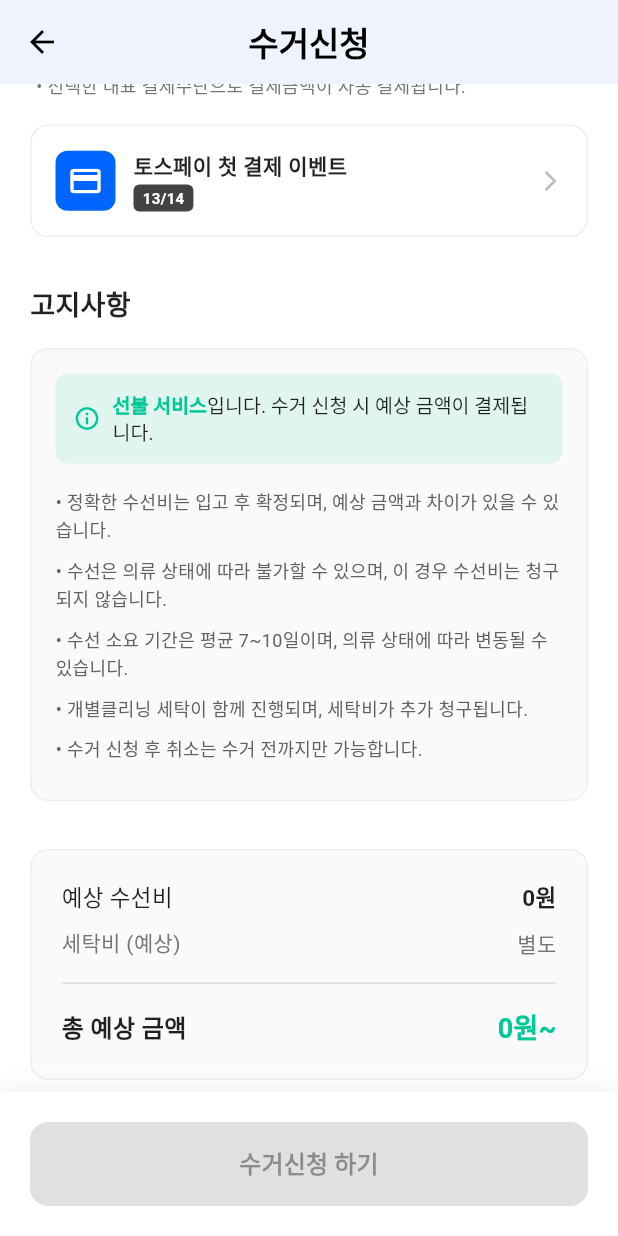
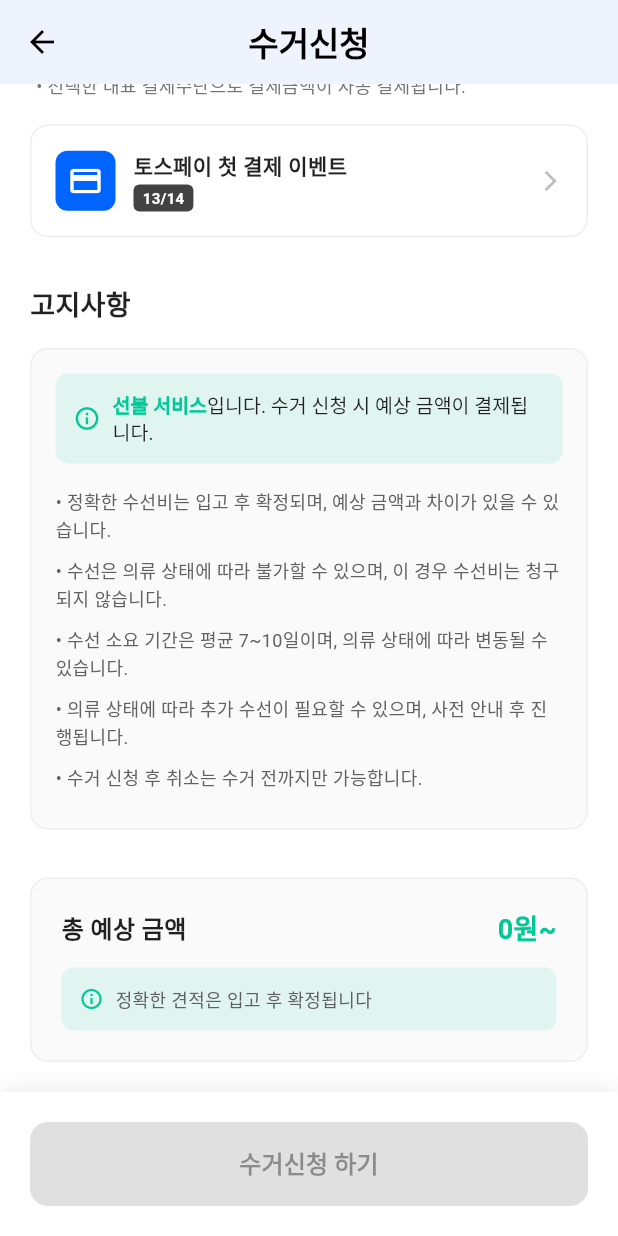
Before and after one commit to sprjihoon/modo, a Flutter app: the PickupRequestPage screen opened by its route, scrolled down 767 dp, on a phone screen of 412 x 824 dp. Run offline on Flutter 3.47's test engine with Material 3 defaults, Android fonts, the phone set to English and light mode, and no system bars; our stand-ins replace flutter_dotenv, flutter_riverpod, go_router, image_picker, supabase_flutter; accounts and stored records are empty.

Commit message:
Remove laundry-related terms and add mock image support for testing

```diff
--- a/apps/mobile/lib/features/home/presentation/pages/home_page.dart
+++ b/apps/mobile/lib/features/home/presentation/pages/home_page.dart
@@ -117,7 +117,7 @@ class _HomePageState extends ConsumerState<HomePage> {
                   ),
                   children: [
                     TextSpan(
-                      text: '세탁물을 미리 ',
+                      text: '수선의류를 미리 ',
                       style: TextStyle(
                         color: Colors.grey.shade800,
                         fontWeight: FontWeight.w500,
@@ -217,7 +217,7 @@ class _HomePageState extends ConsumerState<HomePage> {
             ),
             const TextSpan(text: '님 반가워요!\n'),
             const TextSpan(
-              text: '가장 가까운 세탁소, 런드리고입니다.',
+              text: '비대면 의류 수선 서비스입니다.',
               style: TextStyle(fontSize: 16),
             ),
           ],
--- a/apps/mobile/lib/features/orders/presentation/pages/create_order_page.dart
+++ b/apps/mobile/lib/features/orders/presentation/pages/create_order_page.dart
@@ -2,7 +2,6 @@ import 'package:flutter/material.dart';
 import 'package:flutter_riverpod/flutter_riverpod.dart';
 import 'package:go_router/go_router.dart';
 import 'package:image_picker/image_picker.dart';
-import '../../../../services/order_service.dart';
 
 /// 주문 생성 페이지
 class CreateOrderPage extends ConsumerStatefulWidget {
@@ -13,8 +12,6 @@ class CreateOrderPage extends ConsumerStatefulWidget {
 }
 
 class _CreateOrderPageState extends ConsumerState<CreateOrderPage> {
-  final _orderService = OrderService();
-
   // State
   final List<String> _imageUrls = [];
   final List<Map<String, dynamic>> _repairItems = []; // 선택한 수선 항목들
@@ -32,23 +29,26 @@ class _CreateOrderPageState extends ConsumerState<CreateOrderPage> {
     });
   }
 
-  /// 이미지 선택
+  /// 이미지 선택 (테스트용 - Mock 데이터)
   Future<void> _pickImage(ImageSource source) async {
-    try {
-      final picker = ImagePicker();
-      final image = await picker.pickImage(
-        source: source,
-        maxWidth: 1920,
-        maxHeight: 1920,
-        imageQuality: 85,
-      );
-
-      if (image == null) return;
-
       setState(() => _isLoading = true);
 
-      // Supabase Storage에 업로드
-      final url = await _orderService.uploadImage(image.path);
+    try {
+      // TODO: 실제 이미지 선택 및 업로드 (Supabase Storage 설정 후)
+      // final picker = ImagePicker();
+      // final image = await picker.pickImage(source: source);
+      // final url = await _orderService.uploadImage(image.path);
+
+      // 임시 Mock 이미지 URL (테스트용)
+      final mockUrls = [
+        'https://images.unsplash.com/photo-1618354691373-d851c5c3a990?w=400',
+        'https://images.unsplash.com/photo-1620799140188-3b2a02fd9a77?w=400',
+        'https://images.unsplash.com/photo-1556821840-3a63f95609a7?w=400',
+      ];
+      final url = mockUrls[_imageUrls.length % mockUrls.length];
+
+      // 짧은 지연 (업로드 시뮬레이션)
+      await Future.delayed(const Duration(milliseconds: 500));
 
       setState(() {
         _imageUrls.add(url);
@@ -148,7 +148,7 @@ class _CreateOrderPageState extends ConsumerState<CreateOrderPage> {
                       crossAxisAlignment: CrossAxisAlignment.start,
                   children: [
                         const Text(
-                          '[필수] 수선을 신청할',
+                          '수선을 신청할',
                           style: TextStyle(
                             fontSize: 24,
                             fontWeight: FontWeight.bold,
@@ -157,21 +157,12 @@ class _CreateOrderPageState extends ConsumerState<CreateOrderPage> {
                           ),
                         ),
                         const Text(
-                          '세탁물 사진을 등록해주세요',
+                          '의류 사진을 등록해주세요',
                           style: TextStyle(
                             fontSize: 24,
                             fontWeight: FontWeight.bold,
                             color: Colors.black87,
                             height: 1.3,
-                      ),
-                    ),
-                    const SizedBox(height: 12),
-                        const Text(
-                          '개별클리닝 세탁 필수 진행',
-                          style: TextStyle(
-                            fontSize: 14,
-                            color: Color(0xFF00C896),
-                            fontWeight: FontWeight.w600,
                           ),
                         ),
                       ],
--- a/apps/mobile/lib/features/orders/presentation/pages/pickup_request_page.dart
+++ b/apps/mobile/lib/features/orders/presentation/pages/pickup_request_page.dart
@@ -557,7 +557,7 @@ class _PickupRequestPageState extends ConsumerState<PickupRequestPage> {
                             '• 수선 소요 기간은 평균 7~10일이며, 의류 상태에 따라 변동될 수 있습니다.',
                           ),
                           _buildNoticeItem(
-                            '• 개별클리닝 세탁이 함께 진행되며, 세탁비가 추가 청구됩니다.',
+                            '• 의류 상태에 따라 추가 수선이 필요할 수 있으며, 사전 안내 후 진행됩니다.',
                           ),
                           _buildNoticeItem(
                             '• 수거 신청 후 취소는 수거 전까지만 가능합니다.',
@@ -583,56 +583,6 @@ class _PickupRequestPageState extends ConsumerState<PickupRequestPage> {
                             mainAxisAlignment: MainAxisAlignment.spaceBetween,
                             children: [
                               const Text(
-                                '예상 수선비',
-                                style: TextStyle(
-                                  fontSize: 15,
-                                  color: Colors.black87,
-                                ),
-                              ),
-                              Text(
-                                '${totalPrice.toString().replaceAllMapped(
-                                  RegExp(r'(\d{1,3})(?=(\d{3})+(?!\d))'),
-                                  (Match m) => '${m[1]},',
-                                )}원',
-                                style: const TextStyle(
-                                  fontSize: 15,
-                                  fontWeight: FontWeight.bold,
-                                  color: Colors.black87,
-                                ),
-                              ),
-                            ],
-                          ),
-                          const SizedBox(height: 8),
-                          Row(
-                            mainAxisAlignment: MainAxisAlignment.spaceBetween,
-                            children: [
-                              Text(
-                                '세탁비 (예상)',
-                                style: TextStyle(
-                                  fontSize: 14,
-                                  color: Colors.grey.shade600,
-                                ),
-                              ),
-                              Text(
-                                '별도',
-                                style: TextStyle(
-                                  fontSize: 14,
-                                  color: Colors.grey.shade600,
-                                ),
-                              ),
-                            ],
-                          ),
-                          const SizedBox(height: 16),
-                          Container(
-                            width: double.infinity,
-                            height: 1,
-                            color: Colors.grey.shade300,
-                          ),
-                          const SizedBox(height: 16),
-                          Row(
-                            mainAxisAlignment: MainAxisAlignment.spaceBetween,
-                            children: [
-                              const Text(
                                 '총 예상 금액',
                                 style: TextStyle(
                                   fontSize: 16,
@@ -652,6 +602,33 @@ class _PickupRequestPageState extends ConsumerState<PickupRequestPage> {
                                 ),
                               ),
                             ],
+                          ),
+                          const SizedBox(height: 12),
+                          Container(
+                            padding: const EdgeInsets.all(12),
+                            decoration: BoxDecoration(
+                              color: const Color(0xFF00C896).withOpacity(0.1),
+                              borderRadius: BorderRadius.circular(8),
+                            ),
+                            child: Row(
+                              children: [
+                                const Icon(
+                                  Icons.info_outline,
+                                  color: Color(0xFF00C896),
+                                  size: 16,
+                                ),
+                                const SizedBox(width: 8),
+                                Expanded(
+                                  child: Text(
+                                    '정확한 견적은 입고 후 확정됩니다',
+                                    style: TextStyle(
+                                      fontSize: 12,
+                                      color: Colors.grey.shade700,
+                                    ),
+                                  ),
+                                ),
+                              ],
+                            ),
                           ),
                         ],
                       ),
--- a/apps/mobile/lib/features/orders/presentation/pages/repair_confirmation_page.dart
+++ b/apps/mobile/lib/features/orders/presentation/pages/repair_confirmation_page.dart
@@ -333,16 +333,16 @@ class _RepairConfirmationPageState extends ConsumerState<RepairConfirmationPage>
                                 ),
                                 children: [
                                   const TextSpan(
-                                    text: '수선 신청 시, 개별클리닝 세탁이 함께 진행되어 ',
+                                    text: '수선 신청 시, ',
                                   ),
                                   TextSpan(
-                                    text: '원장에 품목 차감 또는 세탁비가 발생',
+                                    text: '정확한 견적은 입고 후 확정',
                                     style: TextStyle(
                                       fontWeight: FontWeight.bold,
                                       color: Colors.red.shade700,
                                     ),
                                   ),
-                                  const TextSpan(text: '해요.'),
+                                  const TextSpan(text: '됩니다.'),
                                 ],
                               ),
                             ),
@@ -410,16 +410,16 @@ class _RepairConfirmationPageState extends ConsumerState<RepairConfirmationPage>
                               ),
                               children: [
                                 const TextSpan(
-                                  text: '수선 신청 시, 개별클리닝 세탁이 함께 진행되어 ',
+                                  text: '수선 신청 시, ',
                                 ),
                                 TextSpan(
-                                  text: '원장에 품목 차감 또는 세탁비가 발생',
+                                  text: '정확한 견적은 입고 후 확정',
                                   style: TextStyle(
                                     fontWeight: FontWeight.bold,
                                     color: Colors.red.shade700,
                                   ),
                                 ),
-                                const TextSpan(text: '해요.'),
+                                const TextSpan(text: '됩니다.'),
                               ],
                             ),
                           ),
```
